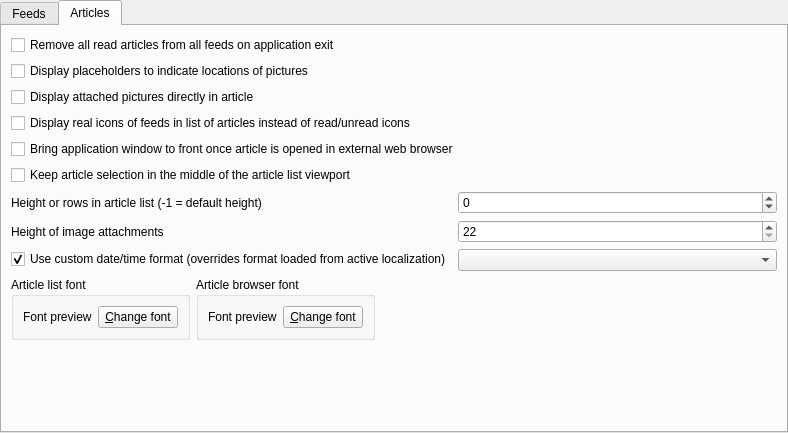
The window that src/librssguard/gui/settings/settingsfeedsmessages.ui (norbusan/rssguard-debian) describes before a commit, drawn with Qt 5.
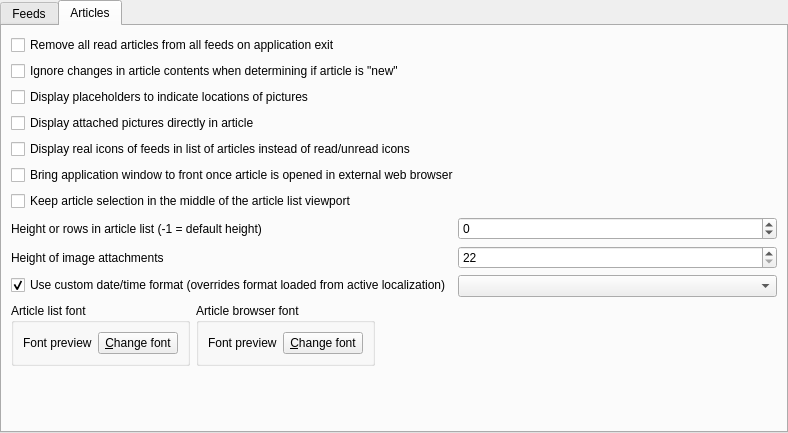
The same window after the commit. The open tabs and pages were chosen to show the change. Custom widgets are drawn as their Qt base class.

Diff of the .ui file:
```diff
--- a/src/librssguard/gui/settings/settingsfeedsmessages.ui
+++ b/src/librssguard/gui/settings/settingsfeedsmessages.ui
@@ -240,7 +240,7 @@
          </property>
         </widget>
        </item>
-       <item row="1" column="0" colspan="2">
+       <item row="2" column="0" colspan="2">
         <widget class="QCheckBox" name="m_checkDisplayPlaceholders">
          <property name="text">
           <string>Display placeholders to indicate locations of pictures</string>
@@ -248,27 +248,34 @@
         </widget>
        </item>
        <item row="3" column="0" colspan="2">
+        <widget class="QCheckBox" name="m_cbShowEnclosuresDirectly">
+         <property name="text">
+          <string>Display attached pictures directly in article</string>
+         </property>
+        </widget>
+       </item>
+       <item row="4" column="0" colspan="2">
         <widget class="QCheckBox" name="m_checkDisplayFeedIcons">
          <property name="text">
           <string>Display real icons of feeds in list of articles instead of read/unread icons</string>
          </property>
         </widget>
        </item>
-       <item row="4" column="0" colspan="2">
+       <item row="5" column="0" colspan="2">
         <widget class="QCheckBox" name="m_checkBringToForegroundAfterMsgOpened">
          <property name="text">
           <string>Bring application window to front once article is opened in external web browser</string>
          </property>
         </widget>
        </item>
-       <item row="5" column="0" colspan="2">
+       <item row="6" column="0" colspan="2">
         <widget class="QCheckBox" name="m_checkKeppMessagesInTheMiddle">
          <property name="text">
           <string>Keep article selection in the middle of the article list viewport</string>
          </property>
         </widget>
        </item>
-       <item row="6" column="0">
+       <item row="7" column="0">
         <widget class="QLabel" name="label_2">
          <property name="text">
           <string>Height or rows in article list (-1 = default height)</string>
@@ -278,7 +285,7 @@
          </property>
         </widget>
        </item>
-       <item row="6" column="1">
+       <item row="7" column="1">
         <widget class="QSpinBox" name="m_spinHeightRowsMessages">
          <property name="minimum">
           <number>-1</number>
@@ -288,7 +295,7 @@
          </property>
         </widget>
        </item>
-       <item row="7" column="0">
+       <item row="8" column="0">
         <widget class="QLabel" name="label">
          <property name="text">
           <string>Height of image attachments</string>
@@ -298,7 +305,7 @@
          </property>
         </widget>
        </item>
-       <item row="7" column="1">
+       <item row="8" column="1">
         <widget class="QSpinBox" name="m_spinHeightImageAttachments">
          <property name="minimum">
           <number>22</number>
@@ -308,7 +315,23 @@
          </property>
         </widget>
        </item>
-       <item row="9" column="0" colspan="2">
+       <item row="9" column="0">
+        <widget class="QCheckBox" name="m_checkMessagesDateTimeFormat">
+         <property name="text">
+          <string>Use custom date/time format (overrides format loaded from active localization)</string>
+         </property>
+         <property name="checkable">
+          <bool>true</bool>
+         </property>
+         <property name="checked">
+          <bool>true</bool>
+         </property>
+        </widget>
+       </item>
+       <item row="9" column="1">
+        <widget class="QComboBox" name="m_cmbMessagesDateTimeFormat"/>
+       </item>
+       <item row="10" column="0" colspan="2">
         <layout class="QHBoxLayout" name="horizontalLayout_4">
          <item>
           <widget class="QGroupBox" name="groupBox_5">
@@ -377,23 +400,7 @@
          </item>
         </layout>
        </item>
-       <item row="8" column="0">
-        <widget class="QCheckBox" name="m_checkMessagesDateTimeFormat">
-         <property name="text">
-          <string>Use custom date/time format (overrides format loaded from active localization)</string>
-         </property>
-         <property name="checkable">
-          <bool>true</bool>
-         </property>
-         <property name="checked">
-          <bool>true</bool>
-         </property>
-        </widget>
-       </item>
-       <item row="8" column="1">
-        <widget class="QComboBox" name="m_cmbMessagesDateTimeFormat"/>
-       </item>
-       <item row="11" column="0" colspan="2">
+       <item row="12" column="0" colspan="2">
         <spacer name="verticalSpacer_2">
          <property name="orientation">
           <enum>Qt::Vertical</enum>
@@ -406,10 +413,10 @@
          </property>
         </spacer>
        </item>
-       <item row="2" column="0" colspan="2">
-        <widget class="QCheckBox" name="m_cbShowEnclosuresDirectly">
+       <item row="1" column="0" colspan="2">
+        <widget class="QCheckBox" name="m_cmbIgnoreContentsChanges">
          <property name="text">
-          <string>Display attached pictures directly in article</string>
+          <string>Ignore changes in article contents when determining if article is &quot;new&quot;</string>
          </property>
         </widget>
        </item>
```
Left out of the diff: 1 changed line with no effect on the pictures.
